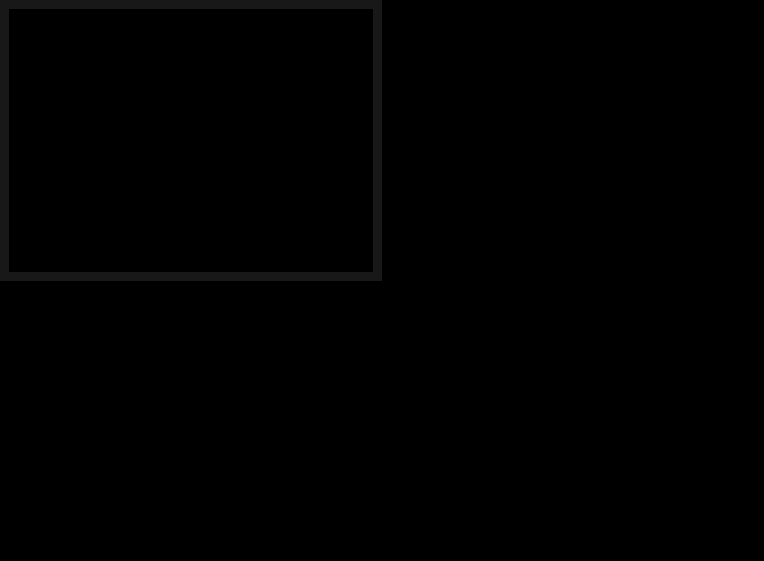
Above: tp_poo/pantallaJuego/pantallajuego.ui from voJuan/Prueba before the change. Below: the same form after it.
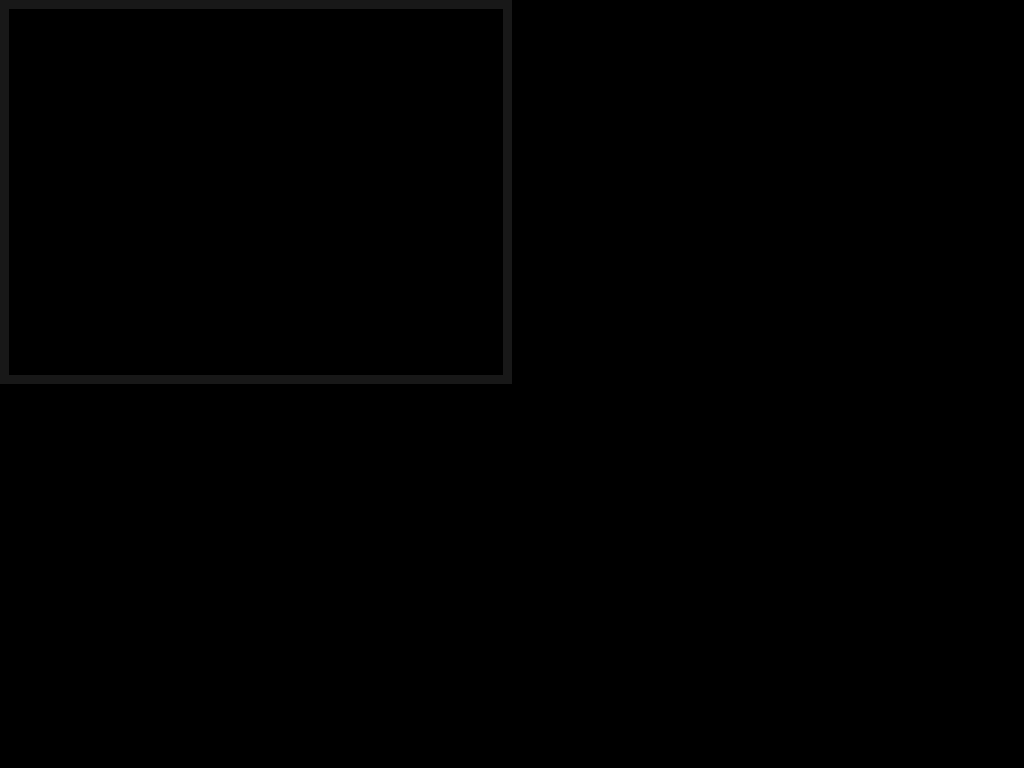
That is the form after the change. Icons and pictures are not drawn.

The edit to the form file:
```diff
--- a/tp_poo/pantallaJuego/pantallajuego.ui
+++ b/tp_poo/pantallaJuego/pantallajuego.ui
@@ -9,10 +9,16 @@
    <rect>
     <x>0</x>
     <y>0</y>
-    <width>764</width>
-    <height>561</height>
+    <width>1024</width>
+    <height>768</height>
    </rect>
   </property>
+  <property name="minimumSize">
+   <size>
+    <width>1024</width>
+    <height>768</height>
+   </size>
+  </property>
   <property name="contextMenuPolicy">
    <enum>Qt::PreventContextMenu</enum>
   </property>
```
